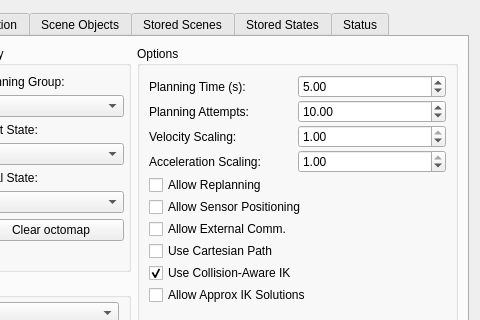
moveit/moveit, file moveit_ros/visualization/motion_planning_rviz_plugin/src/ui/motion_planning_rviz_plugin_frame.ui: the form before one commit; both pictures show x 212 to 692 and y 0 to 320 of the 692 by 414 pixel window.
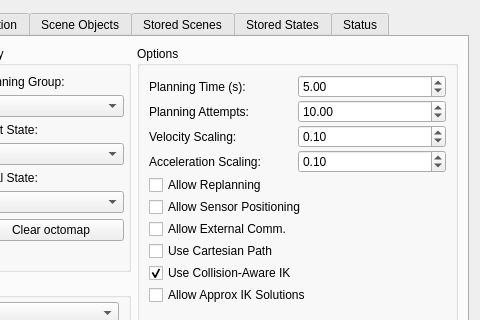
The form after the commit. The open tabs and pages were chosen to show the change. Custom widgets are drawn as their Qt base class.

The edit to the form file:
```diff
--- a/moveit_ros/visualization/motion_planning_rviz_plugin/src/ui/motion_planning_rviz_plugin_frame.ui
+++ b/moveit_ros/visualization/motion_planning_rviz_plugin/src/ui/motion_planning_rviz_plugin_frame.ui
@@ -641,7 +641,7 @@
                <double>0.010000000000000</double>
               </property>
               <property name="value">
-               <double>1.000000000000000</double>
+               <double>0.100000000000000</double>
               </property>
              </widget>
             </item>
@@ -668,7 +668,7 @@
                <double>0.010000000000000</double>
               </property>
               <property name="value">
-               <double>1.000000000000000</double>
+               <double>0.100000000000000</double>
               </property>
              </widget>
             </item>
```
